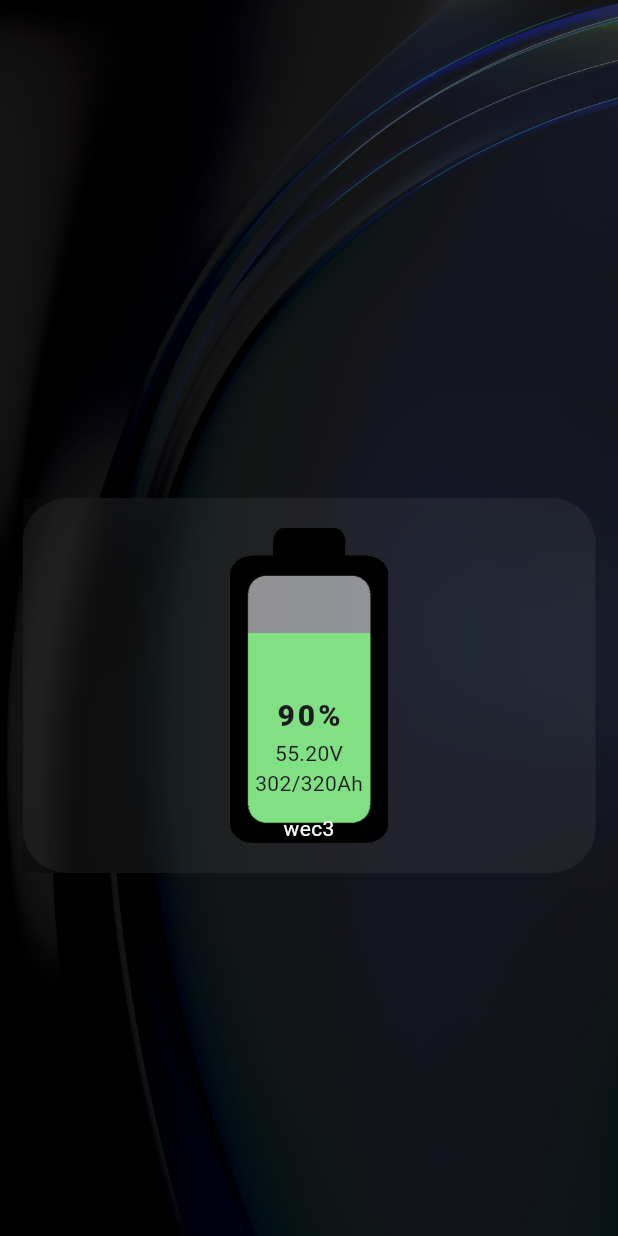
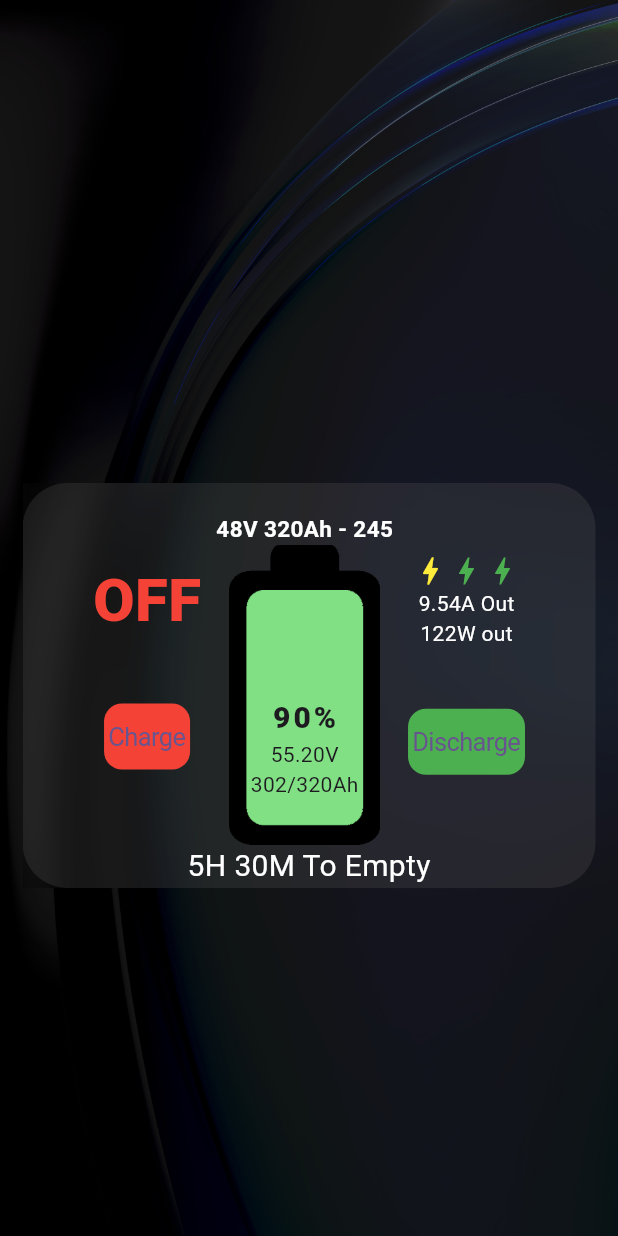
Before and after one commit to SheeloveDol/bluetooth_bms, a Flutter app: the screen it shows after launch, on a phone screen of 412 x 824 dp. Run offline on Flutter 3.47's test engine with Material 3 defaults, Android fonts, the phone set to English and light mode, and no system bars.

Commit message:
Control done

```diff
--- a/lib/Control.dart
+++ b/lib/Control.dart
@@ -1,5 +1,6 @@
 import 'dart:ui';
 
+import 'package:flutter/cupertino.dart';
 import 'package:flutter/material.dart';
 import 'src.dart';
 
@@ -20,11 +21,17 @@ class _BatteryControlState extends State<BatteryControl> {
                 filter: ImageFilter.blur(sigmaX: 10, sigmaY: 10),
                 child: Container(
                     decoration: BoxDecoration(
-                        color: Color(0x0EFFFFFF),
+                        color: Color.fromARGB(63, 91, 91, 91),
                         borderRadius: BorderRadius.circular(30)),
-                    child: Row(
+                    child: Column(children: [
+                      Row(
                           mainAxisAlignment: MainAxisAlignment.center,
-                        children: [Left(), Middle(), Right()])))));
+                          children: [Left(), Middle(), Right()]),
+                      Text(
+                        "5H 30M To Empty",
+                        style: TextStyle(color: Colors.white, fontSize: 20),
+                      )
+                    ])))));
   }
 }
 
@@ -39,32 +46,62 @@ class _RightState extends State<Right> {
   @override
   Widget build(BuildContext context) {
     return Column(
-      children: [],
+      mainAxisAlignment: MainAxisAlignment.spaceBetween,
+      crossAxisAlignment: CrossAxisAlignment.center,
+      children: [
+        Container(
+            child: Column(
+                crossAxisAlignment: CrossAxisAlignment.center,
+                children: [
+              Row(children: [
+                Icon(Icons.bolt, color: Colors.yellow),
+                Icon(Icons.bolt, color: Colors.green),
+                Icon(Icons.bolt, color: Colors.green)
+              ]),
+              Text("9.54A Out", style: TextStyle(color: Colors.white)),
+              Text("122W out", style: TextStyle(color: Colors.white))
+            ])),
+        Padding(padding: EdgeInsets.symmetric(vertical: 20)),
+        CupertinoButton(
+          color: Colors.green,
+          padding: EdgeInsets.all(3),
+          onPressed: () {},
+          child: Text("Discharge"),
+        )
+      ],
     );
   }
 }
 
 class Middle extends StatefulWidget {
   Middle({super.key});
-  double batteryH = 210;
+  double batteryH = 200;
   @override
   State<StatefulWidget> createState() => _MiddleState();
 }
 
 class _MiddleState extends State<Middle> {
+  String battery_name = "48V 320Ah - 245";
   @override
   Widget build(BuildContext context) {
-    int level = 50;
+    int level = 0;
     return Container(
-      padding: EdgeInsets.symmetric(vertical: 20, horizontal: 30),
-      child: Stack(alignment: Alignment.bottomCenter, children: [
+      padding: EdgeInsets.only(top: 20, right: 10, left: 10),
+      child: Column(children: [
+        Text(battery_name,
+            style: TextStyle(
+                fontSize: 15,
+                fontWeight: FontWeight.bold,
+                color: Colors.white)),
+        Stack(alignment: Alignment.bottomCenter, children: [
           Container(
             decoration: BoxDecoration(
                 color: Color.fromARGB(255, 0, 193, 6),
-              borderRadius: BorderRadius.vertical(bottom: Radius.circular(30))),
-          height: (widget.batteryH - level - 20 < 0)
+                borderRadius:
+                    BorderRadius.vertical(bottom: Radius.circular(30))),
+            height: (widget.batteryH - level - 30 < 0)
                 ? 0
-              : widget.batteryH - level - 20,
+                : widget.batteryH - level - 30,
             width: widget.batteryH / 2,
           ),
           Image.asset(
@@ -73,8 +110,9 @@ class _MiddleState extends State<Middle> {
           ),
           Padding(
               padding: EdgeInsets.only(bottom: 30),
-            child:
-                Column(mainAxisAlignment: MainAxisAlignment.center, children: [
+              child: Column(
+                  mainAxisAlignment: MainAxisAlignment.center,
+                  children: [
                     Text(
                       "90%",
                       style: TextStyle(
@@ -85,13 +123,7 @@ class _MiddleState extends State<Middle> {
                     Text("55.20V"),
                     Text("302/320Ah"),
                   ])),
-        Align(
-          alignment: Alignment.topCenter,
-          child: Text(
-            "wec3",
-            style: TextStyle(color: Colors.white),
-          ),
-        )
+        ])
       ]),
     );
   }
@@ -107,6 +139,24 @@ class Left extends StatefulWidget {
 class _LeftState extends State<Left> {
   @override
   Widget build(BuildContext context) {
-    return Container();
+    return Container(
+      child: Column(
+        mainAxisAlignment: MainAxisAlignment.spaceBetween,
+        children: [
+          Text(
+            "OFF",
+            style: TextStyle(
+                fontSize: 40, fontWeight: FontWeight.w900, color: Colors.red),
+          ),
+          Padding(padding: EdgeInsets.symmetric(vertical: 20)),
+          CupertinoButton(
+            color: Colors.red,
+            padding: EdgeInsets.all(3),
+            onPressed: () {},
+            child: Text("Charge"),
+          )
+        ],
+      ),
+    );
   }
 }
```
Lines whose indentation alone changed are shown as unchanged.
